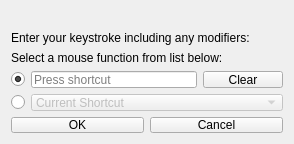
Before: the Qt Designer form command_editor.ui in sahinakkaya/rattrap, drawn with Qt 5.
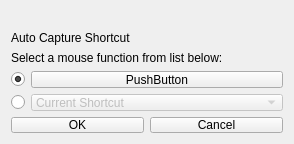
After: the same form once the commit is applied.

Diff of the .ui file:
```diff
--- a/command_editor.ui
+++ b/command_editor.ui
@@ -41,7 +41,7 @@
      <item>
       <widget class="QLabel" name="label">
        <property name="text">
-        <string>Enter your keystroke including any modifiers:</string>
+        <string>Auto Capture Shortcut</string>
        </property>
       </widget>
      </item>
@@ -77,12 +77,9 @@
         </widget>
        </item>
        <item>
-        <widget class="QKeySequenceEdit" name="keySequenceEdit"/>
-       </item>
-       <item>
-        <widget class="QPushButton" name="btn_clear">
+        <widget class="QPushButton" name="pushButton">
          <property name="text">
-          <string>Clear</string>
+          <string>PushButton</string>
          </property>
         </widget>
        </item>
```
Left out of the diff: 64 changed lines with no effect on the pictures.
